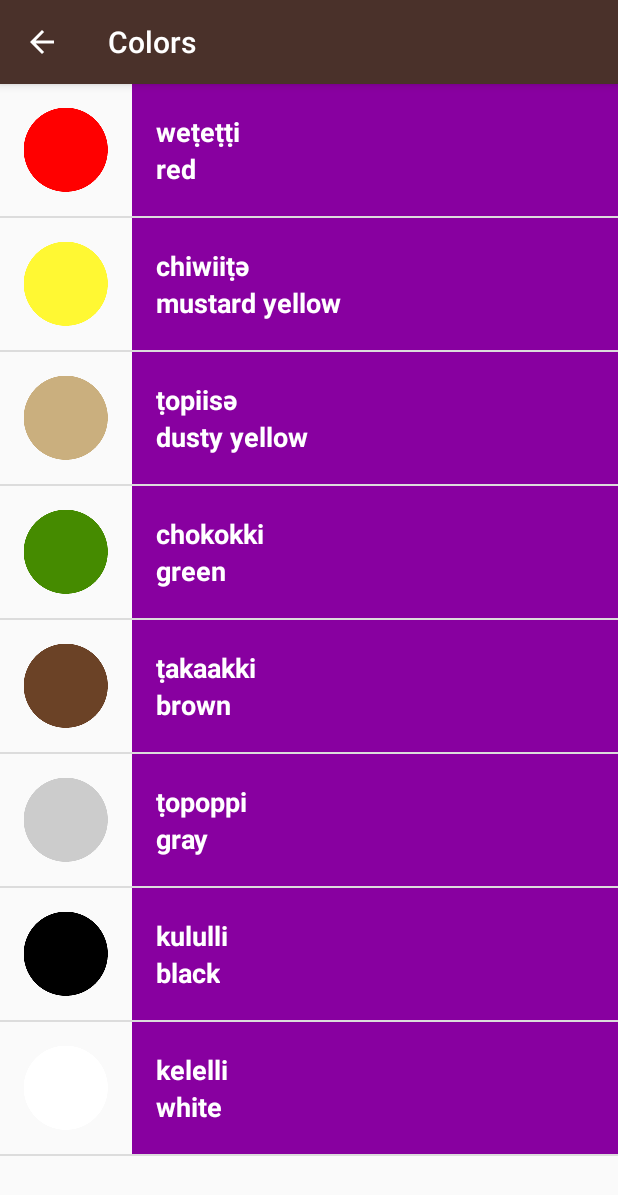
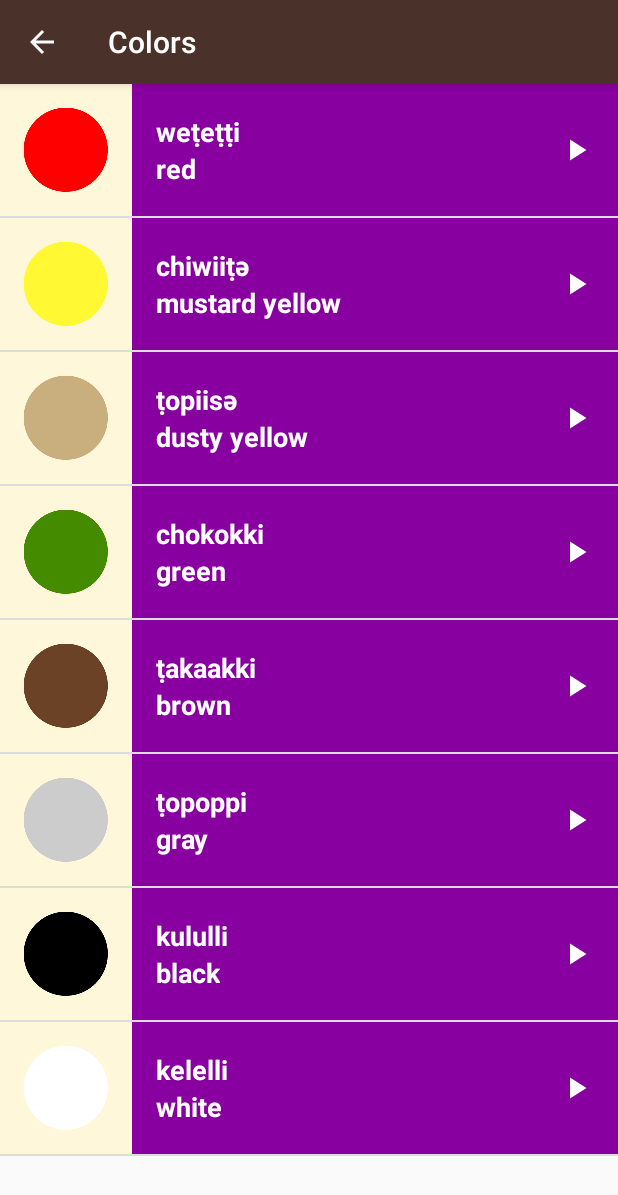
Before and after one commit to elisavetTriant/Miwok, an Android app: the ColorsActivity screen opened directly, with no data from a screen before it, on a phone screen of 412 x 824 dp. Shown: the top 1195 px of the screen. Run offline under Robolectric (Android 15) with nearby library versions, the phone set to English and light mode, and no system bars.

Commit message:
Added arrow in the list item xml with Constraint Layout

```diff
--- a/app/src/main/java/com/example/android/miwok/WordAdapter.java
+++ b/app/src/main/java/com/example/android/miwok/WordAdapter.java
@@ -1,6 +1,7 @@
 package com.example.android.miwok;
 
 import android.app.Activity;
+import android.support.constraint.ConstraintLayout;
 import android.support.v4.content.ContextCompat;
 import android.view.LayoutInflater;
 import android.view.View;
@@ -52,8 +53,9 @@ public class WordAdapter extends ArrayAdapter<Word> {
         // Get the {@link Word} object located at this position in the list
         Word currentWord = getItem(position);
 
-        LinearLayout linearLayout = (LinearLayout) listItemView.findViewById(R.id.text_container);
-        linearLayout.setBackgroundResource(mColorResourceId);
+
+        ConstraintLayout constraintLayout = (ConstraintLayout) listItemView.findViewById(R.id.text_container);
+        constraintLayout.setBackgroundResource(mColorResourceId);
 
         // Find the TextView in the list_item.xml layout with the ID miwok_translation_word
         TextView miwokTranslationWordTextView = (TextView) listItemView.findViewById(R.id.miwok_translation_word);
--- /dev/null
+++ b/app/src/main/res/drawable/baseline_play_arrow_24.xml
@@ -0,0 +1,10 @@
+<vector xmlns:android="http://schemas.android.com/apk/res/android"
+        android:width="24dp"
+        android:height="24dp"
+        android:viewportWidth="24.0"
+        android:viewportHeight="24.0"
+        android:tint="?attr/colorControlNormal">
+    <path
+        android:fillColor="#ffffff"
+        android:pathData="M8,5v14l11,-7z"/>
+</vector>
--- a/app/src/main/res/layout/list_item.xml
+++ b/app/src/main/res/layout/list_item.xml
@@ -1,46 +1,63 @@
 <?xml version="1.0" encoding="utf-8"?>
-<LinearLayout xmlns:android="http://schemas.android.com/apk/res/android"
+<android.support.constraint.ConstraintLayout xmlns:android="http://schemas.android.com/apk/res/android"
+    xmlns:app="http://schemas.android.com/apk/res-auto"
     xmlns:tools="http://schemas.android.com/tools"
+    android:id="@+id/text_container"
     android:layout_width="match_parent"
     android:layout_height="wrap_content"
+    android:minHeight="@dimen/list_item_height">
+
+    <android.support.constraint.Guideline
+        android:layout_width="wrap_content"
+        android:layout_height="wrap_content"
+        android:id="@+id/guideline"
         android:orientation="horizontal"
-    android:minHeight="@dimen/list_item_height" >
+        app:layout_constraintGuide_percent="0.5" />
 
     <ImageView
         android:id="@+id/image"
-        android:layout_width="@dimen/list_item_height"
-        android:layout_height="@dimen/list_item_height"
-        android:src="@mipmap/ic_launcher" />
+        android:layout_width="88dp"
+        android:layout_height="88dp"
+        android:src="@mipmap/ic_launcher"
+        app:layout_constraintStart_toStartOf="parent"
+        app:layout_constraintTop_toTopOf="parent"
+        android:background="@color/tan_background" />
 
-    <LinearLayout
-        android:id="@+id/text_container"
-        android:layout_width="match_parent"
-        android:layout_height="match_parent"
-        android:orientation="vertical"
-        android:paddingLeft="@dimen/activity_horizontal_margin">
 
     <TextView
         android:id="@+id/miwok_translation_word"
         android:layout_width="wrap_content"
-            android:layout_height="0dp"
-            android:layout_weight="1"
+        android:layout_height="wrap_content"
         android:gravity="bottom"
         android:textAppearance="?android:textAppearanceMedium"
         android:textColor="@android:color/white"
         android:textStyle="bold"
+        android:layout_marginLeft="@dimen/activity_horizontal_margin"
+        app:layout_constraintStart_toEndOf="@+id/image"
+        app:layout_constraintBottom_toBottomOf="@id/guideline"
         tools:text="Lutti" />
 
     <TextView
         android:id="@+id/default_translation_word"
         android:layout_width="wrap_content"
-            android:layout_height="0dp"
-            android:layout_weight="1"
+        android:layout_height="wrap_content"
         android:gravity="top"
         android:textAppearance="?android:textAppearanceMedium"
         android:textColor="@android:color/white"
         android:textStyle="bold"
+        android:layout_marginLeft="@dimen/activity_horizontal_margin"
+        app:layout_constraintStart_toEndOf="@+id/image"
+        app:layout_constraintTop_toBottomOf="@id/guideline"
         tools:text="One" />
 
-    </LinearLayout>
+    <ImageView
+        android:id="@+id/arrow"
+        android:layout_width="24dp"
+        android:layout_height="24dp"
+        android:src="@drawable/baseline_play_arrow_white_24"
+        app:layout_constraintEnd_toEndOf="parent"
+        app:layout_constraintTop_toTopOf="parent"
+        app:layout_constraintBottom_toBottomOf="parent"
+        android:layout_marginRight="@dimen/activity_horizontal_margin" />
 
-</LinearLayout>
+</android.support.constraint.ConstraintLayout>
```
Also changed, not shown: app/src/main/res/drawable-hdpi/baseline_play_arrow_white_24.png (added), app/src/main/res/drawable-mdpi/baseline_play_arrow_white_24.png (added), app/src/main/res/drawable-xhdpi/baseline_play_arrow_white_24.png (added), app/src/main/res/drawable-xxhdpi/baseline_play_arrow_white_24.png (added), app/src/main/res/drawable-xxxhdpi/baseline_play_arrow_white_24.png (added). Lines whose indentation alone changed are shown as unchanged.
